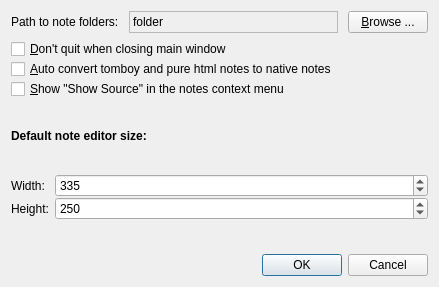
Above: src/ui/preferences.ui from hakaishi/nobleNote before the change. Below: the same form after it.
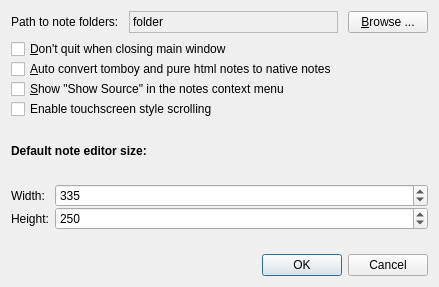
That is the form after the change. Icons and pictures are not drawn.

Commit message: added preferences to enable or disable kinetic scrolling

```diff
--- a/src/ui/preferences.ui
+++ b/src/ui/preferences.ui
@@ -59,14 +59,14 @@
    </item>
    <item row="2" column="0" colspan="3">
     <layout class="QGridLayout" name="gridLayout_2">
-     <item row="3" column="0">
+     <item row="4" column="0">
       <widget class="QLabel" name="label_2">
        <property name="text">
         <string>&lt;html&gt;&lt;head/&gt;&lt;body&gt;&lt;p&gt;&lt;span style=&quot; font-weight:600;&quot;&gt;Default note editor size:&lt;/span&gt;&lt;/p&gt;&lt;/body&gt;&lt;/html&gt;</string>
        </property>
       </widget>
      </item>
-     <item row="4" column="0">
+     <item row="5" column="0">
       <layout class="QFormLayout" name="formLayout">
        <property name="sizeConstraint">
         <enum>QLayout::SetDefaultConstraint</enum>
@@ -134,6 +134,13 @@
        </property>
       </widget>
      </item>
+     <item row="3" column="0">
+      <widget class="QCheckBox" name="kineticScrolling">
+       <property name="text">
+        <string>Enable touchscreen style scrolling</string>
+       </property>
+      </widget>
+     </item>
     </layout>
    </item>
    <item row="0" column="1">
```
The commit also changes 5 other files.
